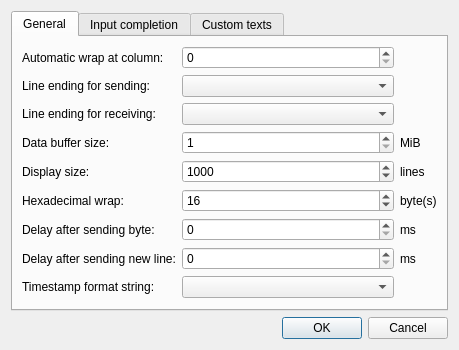
ivanovp/iserterm, file ui/consolesettingsdialog.ui: the form before one commit.
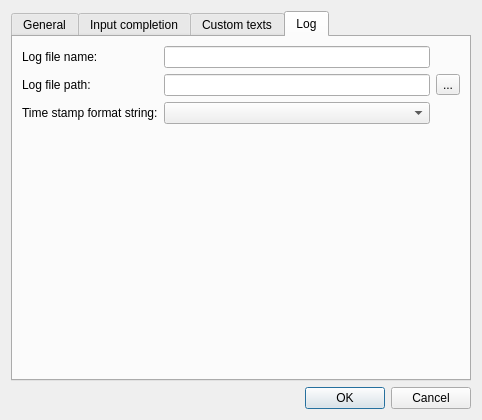
The form after the commit. The open tabs and pages were chosen to show the change.

```diff
--- a/ui/consolesettingsdialog.ui
+++ b/ui/consolesettingsdialog.ui
@@ -6,8 +6,8 @@
    <rect>
     <x>0</x>
     <y>0</y>
-    <width>459</width>
-    <height>341</height>
+    <width>482</width>
+    <height>420</height>
    </rect>
   </property>
   <property name="windowTitle">
@@ -42,34 +42,7 @@
          <item row="4" column="0">
           <widget class="QLabel" name="label_5">
            <property name="text">
-            <string>Display size:</string>
-           </property>
-          </widget>
-         </item>
-         <item row="7" column="0">
-          <widget class="QLabel" name="label_11">
-           <property name="text">
-            <string>Delay after sending new line:</string>
-           </property>
-          </widget>
-         </item>
-         <item row="9" column="1">
-          <spacer name="horizontalSpacer">
-           <property name="orientation">
-            <enum>Qt::Horizontal</enum>
-           </property>
-           <property name="sizeHint" stdset="0">
-            <size>
-             <width>40</width>
-             <height>0</height>
-            </size>
-           </property>
-          </spacer>
-         </item>
-         <item row="8" column="0">
-          <widget class="QLabel" name="label_13">
-           <property name="text">
-            <string>Timestamp format string:</string>
+            <string>Delay after sending byte:</string>
            </property>
           </widget>
          </item>
@@ -134,6 +107,26 @@
            </property>
           </widget>
          </item>
+         <item row="7" column="1">
+          <widget class="QSpinBox" name="delayAfterSendNewLineSpinBox">
+           <property name="maximum">
+            <number>10000</number>
+           </property>
+          </widget>
+         </item>
+         <item row="11" column="1">
+          <spacer name="horizontalSpacer">
+           <property name="orientation">
+            <enum>Qt::Horizontal</enum>
+           </property>
+           <property name="sizeHint" stdset="0">
+            <size>
+             <width>40</width>
+             <height>0</height>
+            </size>
+           </property>
+          </spacer>
+         </item>
          <item row="4" column="1">
           <widget class="QSpinBox" name="displaySizeSpinBox">
            <property name="minimum">
@@ -461,6 +454,67 @@
        </item>
       </layout>
      </widget>
+     <widget class="QWidget" name="tabLog">
+      <attribute name="title">
+       <string>Log</string>
+      </attribute>
+      <layout class="QGridLayout" name="gridLayout_8">
+       <item row="0" column="0">
+        <layout class="QGridLayout" name="gridLayout_7">
+         <item row="0" column="1">
+          <widget class="QLineEdit" name="logFileNameLineEdit"/>
+         </item>
+         <item row="1" column="2">
+          <widget class="QToolButton" name="toolButton">
+           <property name="text">
+            <string>...</string>
+           </property>
+          </widget>
+         </item>
+         <item row="1" column="1">
+          <widget class="QLineEdit" name="lineEdit"/>
+         </item>
+         <item row="0" column="0">
+          <widget class="QLabel" name="label_16">
+           <property name="text">
+            <string>Log file name:</string>
+           </property>
+          </widget>
+         </item>
+         <item row="1" column="0">
+          <widget class="QLabel" name="label_17">
+           <property name="text">
+            <string>Log file path:</string>
+           </property>
+          </widget>
+         </item>
+         <item row="3" column="0">
+          <spacer name="verticalSpacer_4">
+           <property name="orientation">
+            <enum>Qt::Vertical</enum>
+           </property>
+           <property name="sizeHint" stdset="0">
+            <size>
+             <width>20</width>
+             <height>40</height>
+            </size>
+           </property>
+          </spacer>
+         </item>
+         <item row="2" column="0">
+          <widget class="QLabel" name="label_18">
+           <property name="text">
+            <string>Time stamp format string:</string>
+           </property>
+          </widget>
+         </item>
+         <item row="2" column="1">
+          <widget class="QComboBox" name="logTimestampComboBox"/>
+         </item>
+        </layout>
+       </item>
+      </layout>
+     </widget>
     </widget>
    </item>
    <item>
```
Left out of the diff: 122 changed lines with no effect on the pictures.
